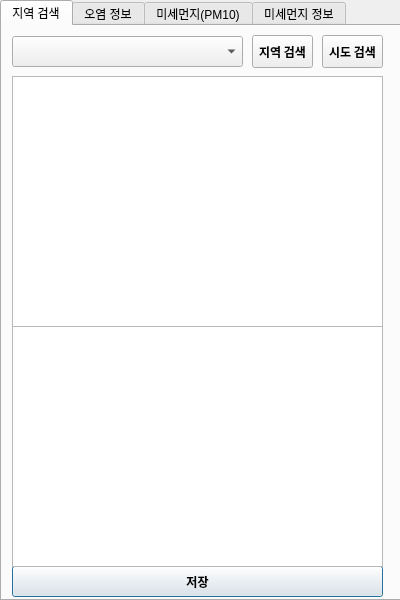
WindowsHyun/PythonTermProject, file ui to py Convert/convert.ui: the form before one commit.
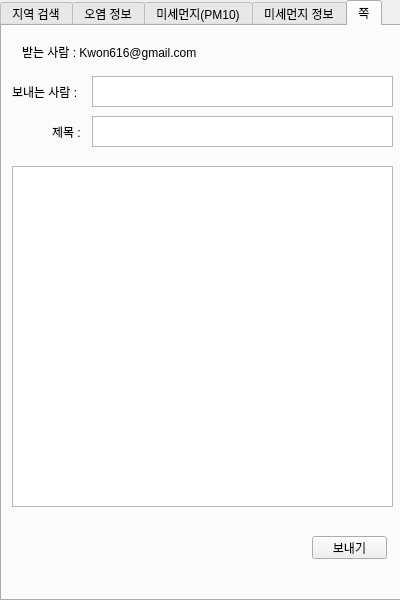
The form after the commit.

Commit message: Update Py Code Gmail 연동을 위한 GUI  구현

```diff
--- a/ui to py Convert/convert.ui
+++ b/ui to py Convert/convert.ui
@@ -50,7 +50,7 @@
     </size>
    </property>
    <property name="currentIndex">
-    <number>0</number>
+    <number>4</number>
    </property>
    <widget class="QWidget" name="tab">
     <attribute name="title">
@@ -1553,6 +1553,93 @@
      </property>
     </widget>
    </widget>
+   <widget class="QWidget" name="tab_5">
+    <attribute name="title">
+     <string>쪽</string>
+    </attribute>
+    <widget class="QLabel" name="label_11">
+     <property name="geometry">
+      <rect>
+       <x>20</x>
+       <y>10</y>
+       <width>321</width>
+       <height>31</height>
+      </rect>
+     </property>
+     <property name="text">
+      <string>받는 사람 : Kwon616@gmail.com</string>
+     </property>
+    </widget>
+    <widget class="QLabel" name="label_12">
+     <property name="geometry">
+      <rect>
+       <x>10</x>
+       <y>50</y>
+       <width>80</width>
+       <height>31</height>
+      </rect>
+     </property>
+     <property name="text">
+      <string>보내는 사람 :</string>
+     </property>
+    </widget>
+    <widget class="QTextEdit" name="textEdit">
+     <property name="geometry">
+      <rect>
+       <x>90</x>
+       <y>50</y>
+       <width>301</width>
+       <height>31</height>
+      </rect>
+     </property>
+    </widget>
+    <widget class="QLabel" name="label_14">
+     <property name="geometry">
+      <rect>
+       <x>50</x>
+       <y>90</y>
+       <width>40</width>
+       <height>31</height>
+      </rect>
+     </property>
+     <property name="text">
+      <string>제목 : </string>
+     </property>
+    </widget>
+    <widget class="QTextEdit" name="textEdit_2">
+     <property name="geometry">
+      <rect>
+       <x>90</x>
+       <y>90</y>
+       <width>301</width>
+       <height>31</height>
+      </rect>
+     </property>
+    </widget>
+    <widget class="QTextEdit" name="textEdit_3">
+     <property name="geometry">
+      <rect>
+       <x>10</x>
+       <y>140</y>
+       <width>381</width>
+       <height>341</height>
+      </rect>
+     </property>
+    </widget>
+    <widget class="QPushButton" name="pushButton">
+     <property name="geometry">
+      <rect>
+       <x>310</x>
+       <y>510</y>
+       <width>75</width>
+       <height>23</height>
+      </rect>
+     </property>
+     <property name="text">
+      <string>보내기</string>
+     </property>
+    </widget>
+   </widget>
   </widget>
  </widget>
  <resources/>
```
Left out of the diff: 4 changed lines with no effect on the pictures. The commit also changes 4 other files.
